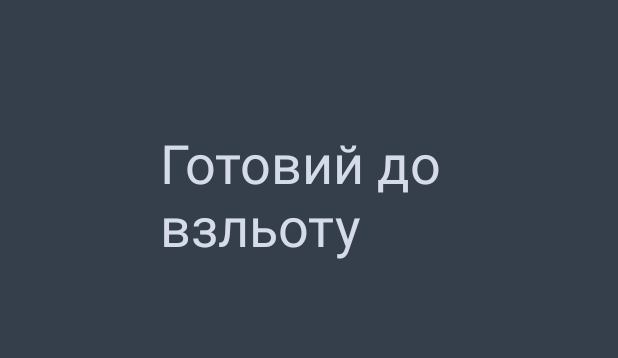
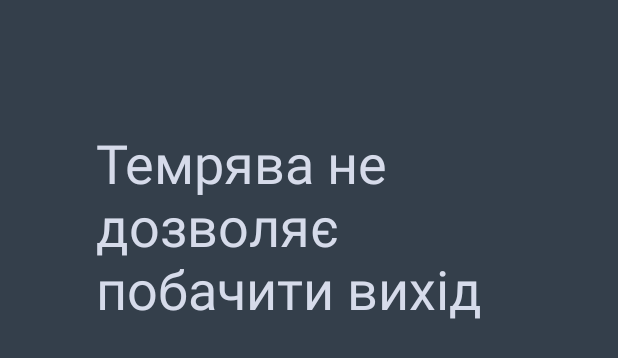
Before and after one commit to MikLay/Secret-Path, an Android app: the layout level06.xml on its own in the app's theme, with its tools: preview values and no code run, on a phone screen of 412 x 824 dp. Shown: the top 358 px of the screen. Run offline under Robolectric (Android 15) with nearby library versions, the phone set to English and light mode, and no system bars; Roboto replaces fonts that are not available here.

Commit message:
Create dark theme level

```diff
--- a/app/src/main/java/com/justdoit/secretpath/levels/SecretPathSong.java
+++ b/app/src/main/java/com/justdoit/secretpath/levels/SecretPathSongFragment.java
@@ -8,8 +8,8 @@ import android.view.ViewGroup;
 
 import com.justdoit.secretpath.R;
 
-public class SecretPathSong extends LevelModelFragment {
-    private static final String LOG_TAG = SecretPathSong.class.getSimpleName();
+public class SecretPathSongFragment extends LevelModelFragment {
+    private static final String LOG_TAG = SecretPathSongFragment.class.getSimpleName();
 
     @Override
     public void onCreate(Bundle savedInstanceState) {
@@ -21,7 +21,7 @@ public class SecretPathSong extends LevelModelFragment {
     @Override
     protected View provideFragmentView(LayoutInflater inflater, ViewGroup parent, Bundle savedInstanceState) {
         Log.d(LOG_TAG, "Fragment rendering");
-        View view = inflater.inflate(R.layout.level04, parent, false);
+        View view = inflater.inflate(R.layout.level05, parent, false);
         return view;
     }
 
--- a/app/src/main/res/layout/level05.xml
+++ b/app/src/main/res/layout/level05.xml
@@ -5,7 +5,7 @@
     android:layout_width="match_parent"
     android:layout_height="match_parent"
     android:background="@android:color/transparent"
-    tools:context=".levels.StartOfTimesFragment">
+    tools:context=".levels.SecretPathSongFragment">
 
     <!-- TODO: Update blank fragment layout -->
     <androidx.constraintlayout.widget.ConstraintLayout
--- a/app/src/main/res/layout/level02.xml
+++ b/app/src/main/res/layout/level06.xml
@@ -5,7 +5,7 @@
     android:layout_width="match_parent"
     android:layout_height="match_parent"
     android:background="@android:color/transparent"
-    tools:context=".levels.WifiLevelFragment">
+    tools:context=".levels.DarkThemeFragment">
 
     <!-- TODO: Update blank fragment layout -->
     <androidx.constraintlayout.widget.ConstraintLayout
@@ -15,12 +15,12 @@
 
         <TextView
             android:id="@+id/text1"
-            android:layout_width="199dp"
-            android:layout_height="140dp"
+            android:layout_width="284dp"
+            android:layout_height="201dp"
             android:layout_marginTop="84dp"
-            android:text="@string/level02TextQuestion"
+            android:text="@string/level06TextQuestion"
+            android:textColor="?android:textColorSecondary"
             android:textSize="36sp"
-            android:textColor="?android:textColorSecondary"
             app:layout_constraintEnd_toEndOf="parent"
             app:layout_constraintStart_toStartOf="parent"
             app:layout_constraintTop_toTopOf="parent" />
--- a/app/src/main/res/values/strings.xml
+++ b/app/src/main/res/values/strings.xml
@@ -37,6 +37,7 @@
         <item>А може вам треба відпочинок, щоб продовжити?</item>
     </string-array>
     <string name="level03TextQuestion">Цього року початок усього. Час пішов...</string>
-    <string name="level04TextQuestion">Неріна рівність володіє нами</string>
+    <string name="level04TextQuestion">Нерівна рівність володіє нами</string>
     <string name="level05TextQuestion">Прислухайся та скажи мій порядковий номер</string>
+    <string name="level06TextQuestion">Темрява не дозволяє побачити вихід</string>
 </resources>
```
Also changed, not shown: app/src/main/java/com/justdoit/secretpath/PlayLevelActivity.java (+14 -14 lines), app/src/main/java/com/justdoit/secretpath/levels/DarkThemeFragment.java (added, +55 -0 lines).
